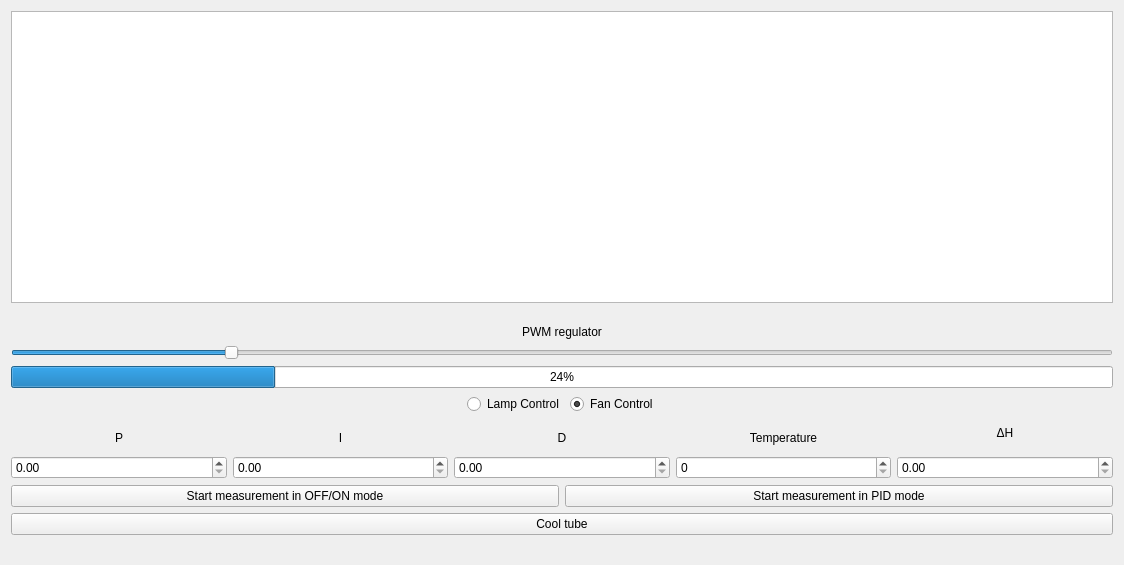
First picture: the form in mainwindow.ui, repository Gynju/WietrznaTuba, before the edit.
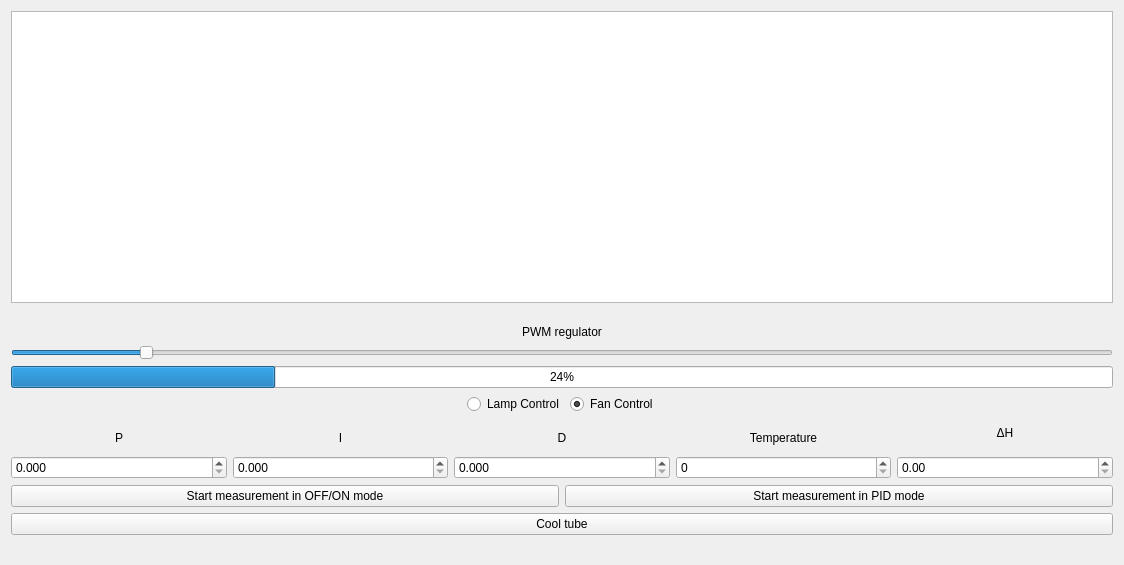
Second picture: the form after the edit. Custom widgets are drawn as their Qt base class.

```diff
--- a/mainwindow.ui
+++ b/mainwindow.ui
@@ -61,7 +61,10 @@
              <number>255</number>
             </property>
             <property name="value">
-             <number>50</number>
+             <number>30</number>
+            </property>
+            <property name="sliderPosition">
+             <number>30</number>
             </property>
             <property name="orientation">
              <enum>Qt::Horizontal</enum>
@@ -174,7 +177,14 @@
          </spacer>
         </item>
         <item>
-         <widget class="QDoubleSpinBox" name="p_box"/>
+         <widget class="QDoubleSpinBox" name="p_box">
+          <property name="decimals">
+           <number>3</number>
+          </property>
+          <property name="maximum">
+           <double>1000.000000000000000</double>
+          </property>
+         </widget>
         </item>
        </layout>
       </item>
@@ -219,7 +229,14 @@
          </spacer>
         </item>
         <item>
-         <widget class="QDoubleSpinBox" name="i_box"/>
+         <widget class="QDoubleSpinBox" name="i_box">
+          <property name="decimals">
+           <number>3</number>
+          </property>
+          <property name="maximum">
+           <double>1000.000000000000000</double>
+          </property>
+         </widget>
         </item>
        </layout>
       </item>
@@ -264,7 +281,14 @@
          </spacer>
         </item>
         <item>
-         <widget class="QDoubleSpinBox" name="d_box"/>
+         <widget class="QDoubleSpinBox" name="d_box">
+          <property name="decimals">
+           <number>3</number>
+          </property>
+          <property name="maximum">
+           <double>1000.000000000000000</double>
+          </property>
+         </widget>
         </item>
        </layout>
       </item>
```
Left out of the diff: 6 changed lines with no effect on the pictures.
